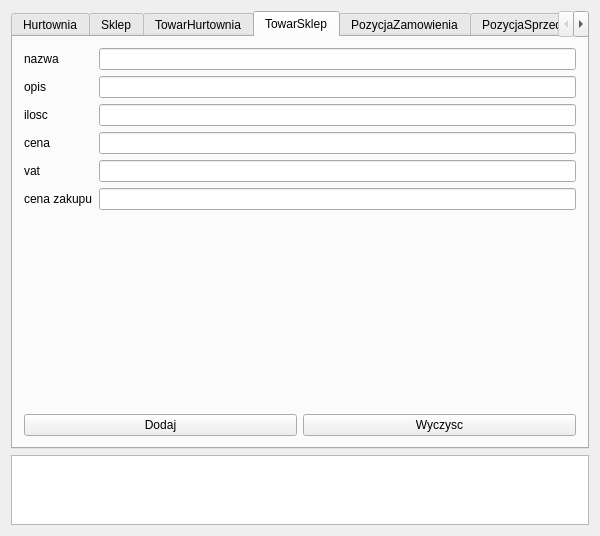
The window that wpisywacz/mainwindow.ui (korredMS/projekt) describes before a commit, drawn with Qt 5.
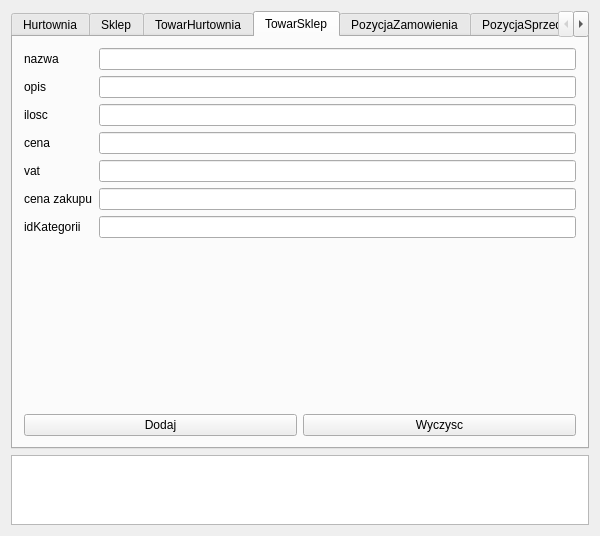
The same window after the commit. The open tabs and pages were chosen to show the change.

```diff
--- a/wpisywacz/mainwindow.ui
+++ b/wpisywacz/mainwindow.ui
@@ -7,7 +7,7 @@
     <x>0</x>
     <y>0</y>
     <width>600</width>
-    <height>469</height>
+    <height>531</height>
    </rect>
   </property>
   <property name="windowTitle">
@@ -471,6 +471,13 @@
               </property>
              </widget>
             </item>
+            <item>
+             <widget class="QLabel" name="label_18">
+              <property name="text">
+               <string>idKategorii</string>
+              </property>
+             </widget>
+            </item>
            </layout>
           </item>
           <item>
@@ -493,6 +500,9 @@
             <item>
              <widget class="QLineEdit" name="lineEdit_42"/>
             </item>
+            <item>
+             <widget class="QLineEdit" name="lineEdit_51"/>
+            </item>
            </layout>
           </item>
          </layout>
```
Left out of the diff: 2 changed lines with no effect on the pictures.
